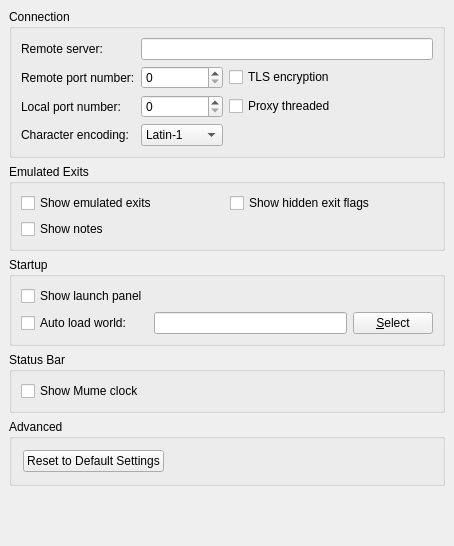
Above: src/preferences/generalpage.ui from MUME/MMapper before the change. Below: the same form after it.
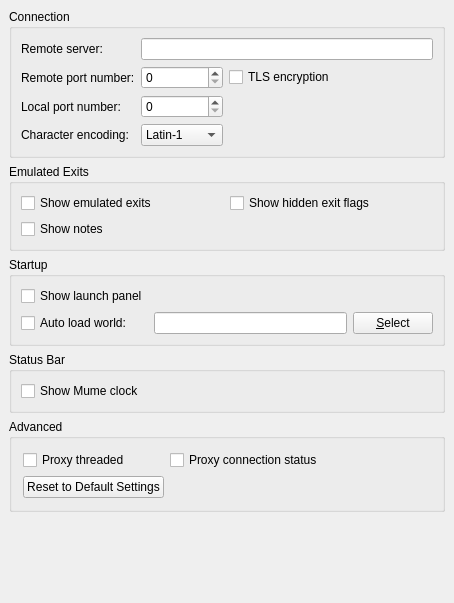
That is the form after the change.

Commit message: Added enabled by default toggle to proxy connection status from MUME to client

The edit to the form file:
```diff
--- a/src/preferences/generalpage.ui
+++ b/src/preferences/generalpage.ui
@@ -7,7 +7,7 @@
     <x>0</x>
     <y>0</y>
     <width>454</width>
-    <height>546</height>
+    <height>603</height>
    </rect>
   </property>
   <property name="sizePolicy">
@@ -95,13 +95,6 @@
         </property>
        </widget>
       </item>
-      <item row="2" column="2">
-       <widget class="QCheckBox" name="proxyThreadedCheckBox">
-        <property name="text">
-         <string>Proxy threaded</string>
-        </property>
-       </widget>
-      </item>
       <item row="1" column="0">
        <widget class="QLabel" name="textLabel3_2">
         <property name="sizePolicy">
@@ -336,14 +329,14 @@
       <string>Advanced</string>
      </property>
      <layout class="QGridLayout" name="gridLayout">
-      <item row="0" column="0">
+      <item row="1" column="0">
        <widget class="QPushButton" name="configurationResetButton">
         <property name="text">
          <string>Reset to Default Settings</string>
         </property>
        </widget>
       </item>
-      <item row="0" column="1">
+      <item row="1" column="1">
        <spacer name="horizontalSpacer_2">
         <property name="orientation">
          <enum>Qt::Horizontal</enum>
@@ -356,6 +349,23 @@
         </property>
        </spacer>
       </item>
+      <item row="0" column="0">
+       <widget class="QCheckBox" name="proxyThreadedCheckBox">
+        <property name="text">
+         <string>Proxy threaded</string>
+        </property>
+       </widget>
+      </item>
+      <item row="0" column="1">
+       <widget class="QCheckBox" name="proxyConnectionStatusCheckBox">
+        <property name="toolTip">
+         <string>Disconnect from the mud client when MUME disconnects</string>
+        </property>
+        <property name="text">
+         <string>Proxy connection status</string>
+        </property>
+       </widget>
+      </item>
      </layout>
     </widget>
    </item>
```
Left out of the diff: 4 changed lines with no effect on the pictures. The commit also changes 8 other files.
